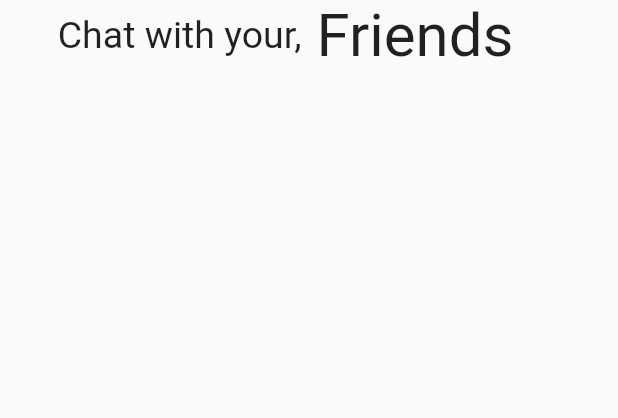
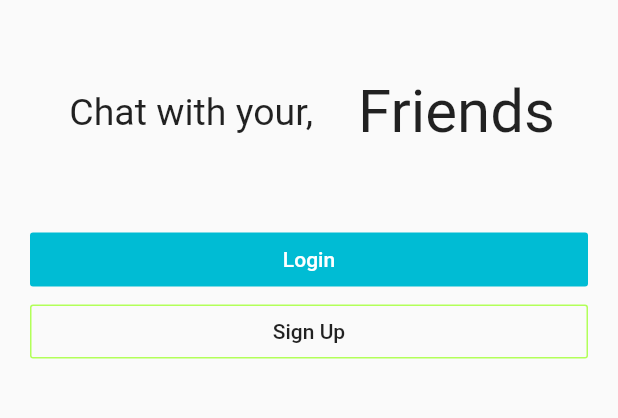
Before and after one commit to RavinduDON/Flutter_App_Test_Chat-, a Flutter app: the screen it shows after launch, on a phone screen of 412 x 824 dp, the part 489-907 px from its top. Run offline on Flutter 3.47's test engine with Material 2 defaults, Android fonts, the phone set to English and light mode, and no system bars; our stand-ins replace animated_text_kit; Roboto replaces fonts that are missing (Horizon).

Commit message:
home page done

```diff
--- a/lib/Screens/home_screen.dart
+++ b/lib/Screens/home_screen.dart
@@ -30,11 +30,14 @@ class _LoginScreenState extends State<LoginScreen> {
               mainAxisAlignment: MainAxisAlignment.spaceEvenly,
               crossAxisAlignment: CrossAxisAlignment.center,
               children: <Widget>[
-                Expanded(
-                  child: Text(
-                    "Chat with your, ",
-                    textAlign: TextAlign.end,
-                    style: TextStyle(fontSize: 25.0),
+                Center(
+                  child: Padding(
+                    padding: EdgeInsets.symmetric(vertical: 60.0, horizontal: 20.0),
+                    child: Text(
+                      "Chat with your, ",
+                      textAlign: TextAlign.end,
+                      style: TextStyle(fontSize: 25.0),
+                    ),
                   ),
                 ),
                 SizedBox(
@@ -49,7 +52,25 @@ class _LoginScreenState extends State<LoginScreen> {
                   ),
                 ),
               ],
-            )
+            ),
+            FlatButton(
+              color: Theme.of(context).primaryColor,
+              child: Text(
+                'Login',
+                style: TextStyle(color: Colors.white),
+              ),
+              onPressed: (){},
+            ),
+            OutlineButton(
+              color: Theme.of(context).accentColor,
+              splashColor: Theme.of(context).accentColor,
+              borderSide: BorderSide(
+                color: Theme.of(context).accentColor
+              ),
+              onPressed: (){},
+              child: Text('Sign Up'),
+            ),
+
           ],
         ),
       ),
```
